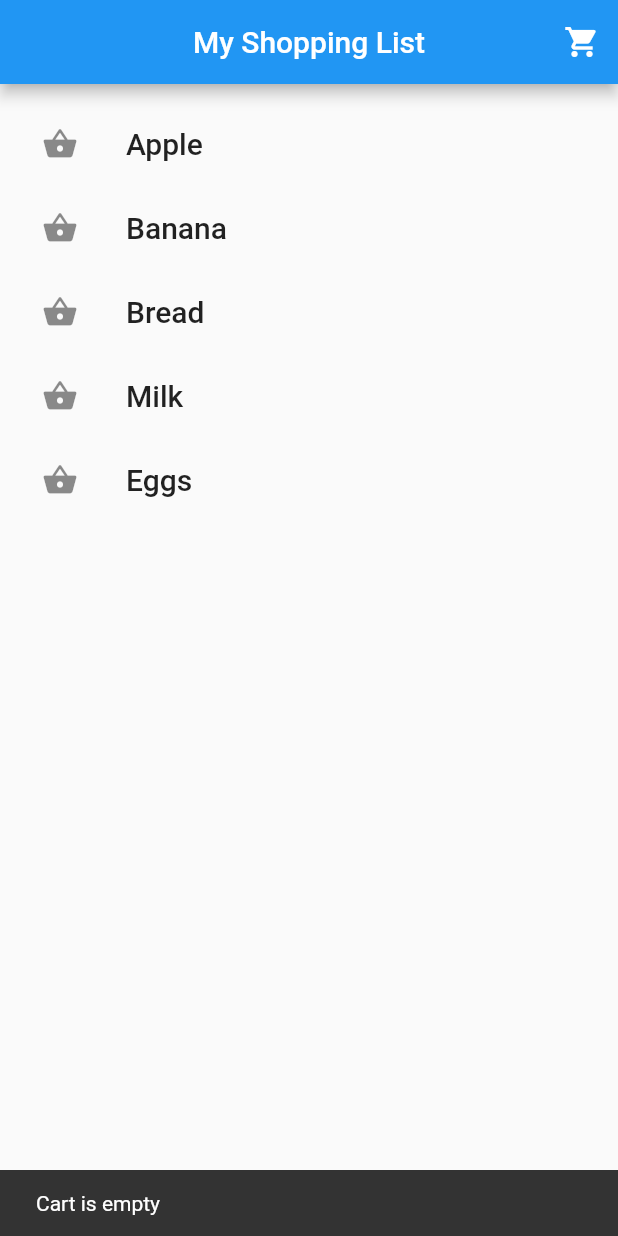
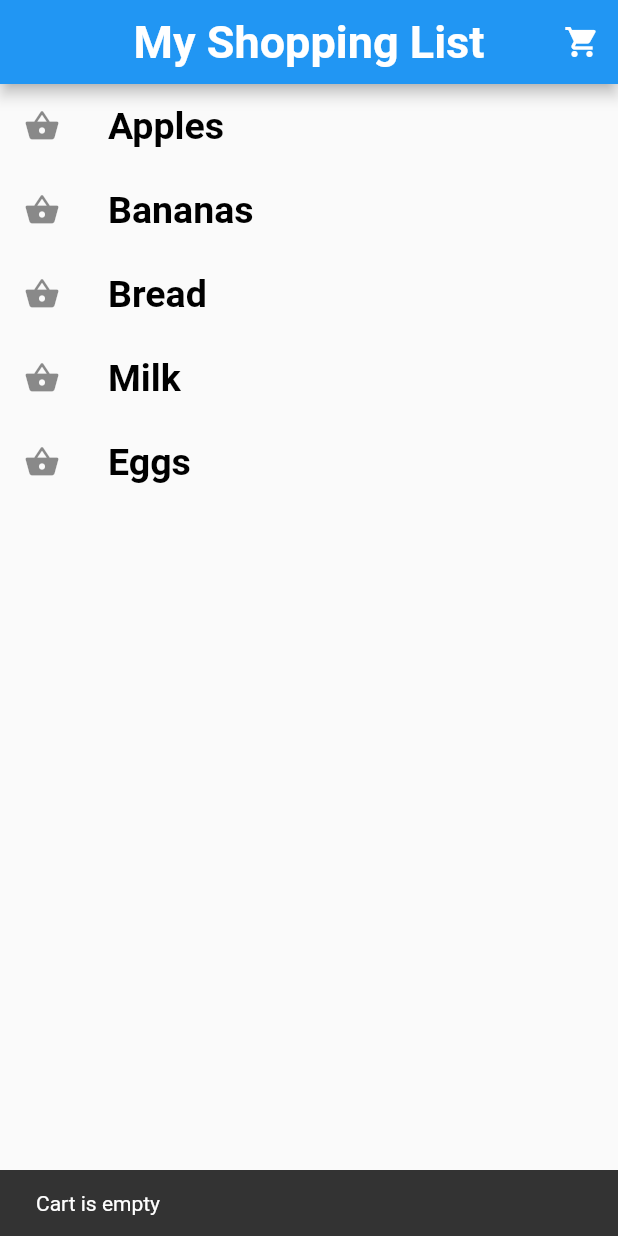
Before and after one commit to ShakibulDeveloper/mod-6-live-test, a Flutter app: the screen it shows after launch, after a tap on the "shopping cart" icon, on a phone screen of 412 x 824 dp. Run offline on Flutter 3.47's test engine with Material 2 defaults, Android fonts, the phone set to English and light mode, and no system bars.

Commit message:
Update main.dart

```diff
--- a/lib/main.dart
+++ b/lib/main.dart
@@ -1,72 +1,58 @@
-//assignment6
 import 'package:flutter/material.dart';
 
-void main(){
-  runApp(MyApp());
+void main() {
+  runApp(ShoppingListApp());
 }
 
-class MyApp extends StatelessWidget{
+class ShoppingListApp extends StatelessWidget {
   @override
   Widget build(BuildContext context) {
     return MaterialApp(
-      home: HomeScreen(),
-      title: "Flutter App",
       debugShowCheckedModeBanner: false,
+      title: 'Shopping List',
+      theme: ThemeData(
+        primarySwatch: Colors.blue,
+      ),
+      home: ShoppingListPage(),
     );
   }
-
 }
 
-class HomeScreen extends StatelessWidget{
-  mySnackBar(String message, context){
-    return ScaffoldMessenger.of(context).showSnackBar(
-        SnackBar(content: Text(message))
-    );
-  }
+class ShoppingListPage extends StatelessWidget {
+  final List<String> shoppingItems = [
+    'Apples',
+    'Bananas',
+    'Bread',
+    'Milk',
+    'Eggs',
+  ];
 
   @override
   Widget build(BuildContext context) {
     return Scaffold(
       appBar: AppBar(
-        title: Text("My Shopping List"),
         centerTitle: true,
+        title: Text('My Shopping List', style: TextStyle(fontSize: 30, fontWeight: FontWeight.bold),),
         actions: [
-          IconButton(onPressed: (){mySnackBar("Cart is empty", context);}, icon: Icon(Icons.shopping_cart)),
+          IconButton(
+            icon: Icon(Icons.shopping_cart),
+            onPressed: () {
+              ScaffoldMessenger.of(context).showSnackBar(
+                SnackBar(content: Text('Cart is empty')),
+              );
+            },
+          ),
         ],
       ),
-      body: Padding(
-        padding: const EdgeInsets.all(12.0),
-        child: ListView(
-          children: [
-            ListTile(
-              leading: Icon(Icons.shopping_basket),
-              title: Text("Apple", style: TextStyle(fontSize: 20, fontWeight: FontWeight.w500,
-              ),),
-            ),
-            ListTile(
-              leading: Icon(Icons.shopping_basket),
-              title: Text("Banana", style: TextStyle(fontSize: 20, fontWeight: FontWeight.w500,
-              ),),
-            ),
-            ListTile(
-              leading: Icon(Icons.shopping_basket),
-              title: Text("Bread", style: TextStyle(fontSize: 20, fontWeight: FontWeight.w500,
-              ),),
-            ),
-            ListTile(
-              leading: Icon(Icons.shopping_basket),
-              title: Text("Milk", style: TextStyle(fontSize: 20, fontWeight: FontWeight.w500,
-              ),),
-            ),
-            ListTile(
-              leading: Icon(Icons.shopping_basket),
-              title: Text("Eggs", style: TextStyle(fontSize: 20, fontWeight: FontWeight.w500,
-              ),),
-            ),
-          ],
-        ),
+      body: ListView.builder(
+        itemCount: shoppingItems.length,
+        itemBuilder: (context, index) {
+          return ListTile(
+            leading: Icon(Icons.shopping_basket,),
+            title: Text(shoppingItems[index],style: TextStyle(color: Colors.black, fontWeight: FontWeight.bold, fontSize: 25)),
+          );
+        },
       ),
     );
   }
-
 }
```
